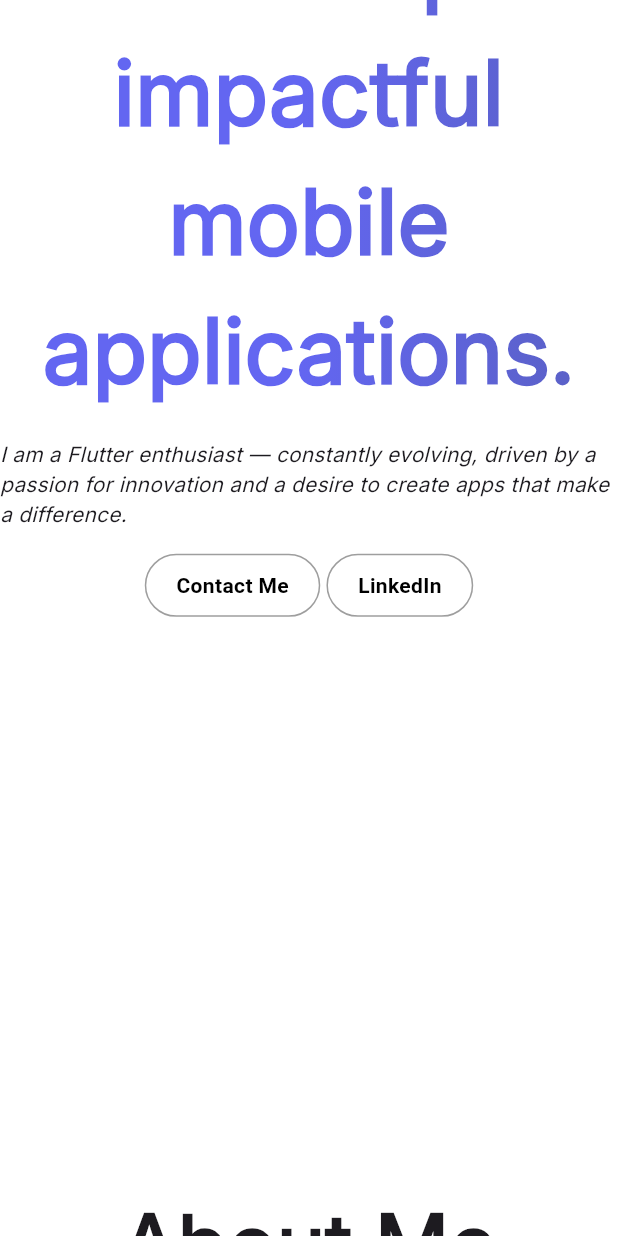
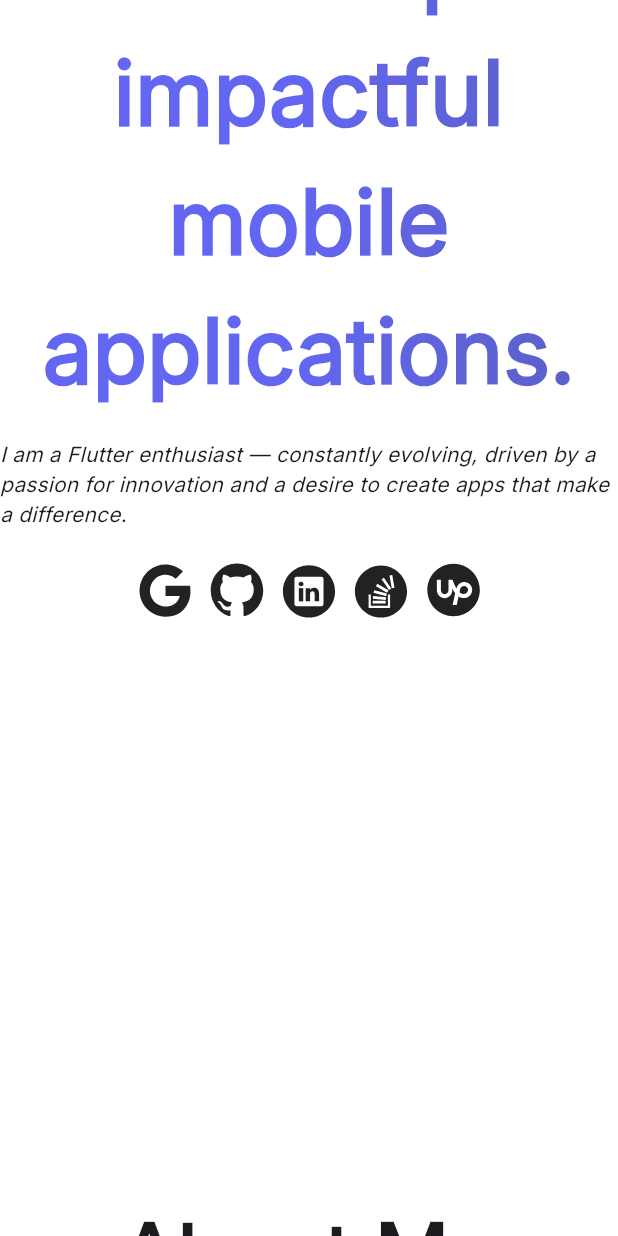
Before and after one commit to wasibhussain/portfolio-website-flutter, a Flutter app: the screen it shows after launch, scrolled down 576 dp, on a phone screen of 412 x 824 dp. Run offline on Flutter 3.47's test engine with Material 3 defaults, Android fonts, the phone set to English and light mode, and no system bars; our stand-ins replace flutter_svg, shared_preferences; network calls fail.

Commit message:
contact me added, code modified

```diff
--- /dev/null
+++ b/lib/dashboard/views/screen/contact_me.dart
@@ -0,0 +1,88 @@
+import 'package:flutter/material.dart';
+import 'package:flutter_svg/flutter_svg.dart';
+import 'package:url_launcher/url_launcher.dart';
+
+class ContactMe extends StatelessWidget {
+  const ContactMe({super.key});
+
+  Widget buildCommonIconButton({
+    required String svgIcon,
+    required String title,
+    required VoidCallback onPressed,
+    double iconHeight = 40.0,
+    double padding = 4.0,
+    required BuildContext context,
+  }) {
+    return IconButton(
+      onPressed: onPressed,
+      padding: EdgeInsets.all(padding),
+      icon: SvgPicture.asset(
+        svgIcon,
+        semanticsLabel: title,
+        height: iconHeight,
+        colorFilter: ColorFilter.mode(
+            Theme.of(context).iconTheme.color!, BlendMode.srcIn),
+      ),
+      tooltip: title,
+    );
+  }
+
+  openUrl(String url) async {
+    if (await canLaunchUrl(Uri.parse(url))) {
+      await launchUrl(Uri.parse(url));
+    } else {
+      throw 'Could not launch $url';
+    }
+  }
+
+  @override
+  Widget build(BuildContext context) {
+    return Column(
+      children: [
+        // const Text(
+        //   "Contact Me",
+        //   style: TextStyle(fontWeight: FontWeight.bold, fontSize: 26, fontFamily: "Inter"),
+        // ),
+        Row(
+          mainAxisAlignment: MainAxisAlignment.center,
+          children: [
+            buildCommonIconButton(
+                svgIcon: "assets/svg/svg_google.svg",
+                title: "Google",
+                onPressed: () {},
+                context: context),
+            buildCommonIconButton(
+                svgIcon: "assets/svg/svg_github.svg",
+                title: "Github",
+                onPressed: () {
+                  openUrl("https://github.com/wasibhussain");
+                },
+                context: context),
+            buildCommonIconButton(
+                svgIcon: "assets/svg/svg_linkedin.svg",
+                title: "LinkedIn",
+                onPressed: () {
+                  openUrl("https://www.linkedin.com/in/wasibhussain/");
+                },
+                context: context),
+            buildCommonIconButton(
+                svgIcon: "assets/svg/svg_stackoverflow.svg",
+                title: "StackOverFlow",
+                onPressed: () {
+                  openUrl("https://www.stackoverflow.com/users/1127220/wasib-hussain");
+                },
+                context: context),
+            buildCommonIconButton(
+                svgIcon: "assets/svg/svg_upwork.svg",
+                title: "Upwork",
+                onPressed: () {
+                  openUrl(
+                      "https://www.upwork.com/freelancers/~01b35d2be346aadbc0?mp_source=share");
+                },
+                context: context),
+          ],
+        )
+      ],
+    );
+  }
+}
--- a/lib/dashboard/views/screen/home.dart
+++ b/lib/dashboard/views/screen/home.dart
@@ -1,6 +1,8 @@
 import 'package:flutter/material.dart';
 import 'package:flutter_svg/flutter_svg.dart';
 import 'package:portfolio_site/core/custom_animated_button.dart';
+import 'package:portfolio_site/dashboard/views/screen/contact_me.dart';
+import 'package:portfolio_site/dashboard/views/screen/featured_projects.dart';
 import 'package:portfolio_site/theme/theme_provider.dart';
 import 'package:provider/provider.dart';
 import 'package:url_launcher/url_launcher.dart';
@@ -146,22 +148,23 @@ class _HomeScreenState extends State<HomeScreen> {
           SizedBox(
             height: mediaQuery.height * 0.02,
           ),
-          Row(
-            mainAxisSize: MainAxisSize.min,
-            children: [
-              AnimatedButton(
-                text: "Contact Me",
-                onTap: () => _linkedin(),
-              ),
-              SizedBox(
-                width: mediaQuery.width * 0.01,
-              ),
-              AnimatedButton(
-                text: "LinkedIn",
-                onTap: () => _linkedin(),
-              ),
-            ],
-          ),
+          const ContactMe(),
+          // Row(
+          //   mainAxisSize: MainAxisSize.min,
+          //   children: [
+          //     AnimatedButton(
+          //       text: "Contact Me",
+          //       onTap: () => _linkedin(),
+          //     ),
+          //     SizedBox(
+          //       width: mediaQuery.width * 0.01,
+          //     ),
+          //     AnimatedButton(
+          //       text: "LinkedIn",
+          //       onTap: () => _linkedin(),
+          //     ),
+          //   ],
+          // ),
           SizedBox(
             height: mediaQuery.height * 0.4,
           ),
@@ -321,154 +324,23 @@ class _HomeScreenState extends State<HomeScreen> {
               fontFamily: "Fira Code"),
         ),
         SizedBox(height: mediaQuery.height * 0.02),
-        Column(
-          children: [
-            buildProjectContainer(
-                provider: provider,
-                imageUrl: "assets/images/hey_smarty.png",
-                mediaQuery: mediaQuery,
-                projectName: "HeySmarty",
-                privicyStatus: "public",
-                description:
-                    "Developed HeySmarty, an AI-powered mobile app for intelligent query responses, featuring speech-to-text, voice-to-voice, dark/light themes, and font resizing. Integrated secure logins with Google, Apple, and custom sign-ins. Enabled chat categorization, local saving, and custom folder creation. Fine-tuned ChatGPT with business data for tailored responses and optimized performance."),
-            SizedBox(height: mediaQuery.height * 0.02),
-            buildProjectContainer(
-                provider: provider,
-                imageUrl: "assets/images/nutriwest.png",
-                mediaQuery: mediaQuery,
-                projectName: "Nutri-west",
-                privicyStatus: "public",
-                description:
-                    "Developed a mobile app for NutriWest with comprehensive features. Users can navigate and search for products by category, ingredient, or health condition. Implemented an intuitive 'Add to Cart' functionality, push notifications, and optimized heavy images for performance. Created an iOS version for consistent cross-platform experience. Deployed on Play Store and Apple Store. "),
-          ],
-        ),
+        const FeaturedProjects(),
         SizedBox(height: mediaQuery.height * 0.3),
-        const Row(
-          mainAxisAlignment: MainAxisAlignment.center,
-          children: [
-            Column(
+        Container(
+            width: mediaQuery.width,
+            height: mediaQuery.height * 0.2,
+            color: provider.isDarkTheme
+                ? Colors.white.withOpacity(0.2)
+                : Colors.black.withOpacity(0.1),
+            child: const Column(
+              mainAxisAlignment: MainAxisAlignment.center,
               children: [
-                Text(
-                  "ACKNOWLEDGMENTS",
-                  style: TextStyle(fontWeight: FontWeight.bold),
-                )
+                Text("Made with ❤ in Flutter", style: TextStyle(fontSize: 20, fontFamily: "Inter", fontWeight: FontWeight.bold),),
+                Text("Designed & Built by Wasib Zameer.", style: TextStyle(fontSize: 16, fontFamily: "Inter", fontWeight: FontWeight.bold),),
               ],
-            )
-          ],
-        )
+            ))
       ]);
     }))));
-  }
-
-  Container buildProjectContainer(
-      {required Size mediaQuery,
-      required String projectName,
-      required ThemeProvider provider,
-      imageUrl,
-      privicyStatus,
-      description}) {
-    return Container(
-      // width: mediaQuery.width * 0.56,
-      decoration: BoxDecoration(
-          border: Border.all(
-              color: provider.isDarkTheme ? Colors.white : Colors.black),
-          color: Colors.black.withOpacity(0.05),
-          borderRadius: const BorderRadius.all(Radius.circular(20))),
-      child: Row(
-        mainAxisSize: MainAxisSize.min,
-        mainAxisAlignment: MainAxisAlignment.spaceEvenly,
-        children: [
-          Padding(
-            padding: const EdgeInsets.symmetric(horizontal: 25, vertical: 25),
-            child: Column(
-              crossAxisAlignment: CrossAxisAlignment.start,
-              children: [
-                Row(
-                  children: [
-                    Text(
-                      projectName,
-                      style: const TextStyle(
-                        fontWeight: FontWeight.w900,
-                        fontFamily: "Inter",
-                        fontSize: 15,
-                      ),
-                    ),
-                    const SizedBox(width: 15),
-                    Container(
-                      padding: const EdgeInsets.symmetric(
-                          vertical: 5, horizontal: 15),
-                      decoration: BoxDecoration(
-                          color: Colors.white,
-                          borderRadius: BorderRadiusDirectional.circular(20)),
-                      child: Row(
-                        children: [
-                          Image.network(
-                            "https://github.githubassets.com/assets/GitHub-Mark-ea2971cee799.png",
-                            width: 20,
-                            height: 20,
-                          ),
-                          const SizedBox(width: 5),
-                          Text(
-                            privicyStatus,
-                            style: const TextStyle(
-                                fontWeight: FontWeight.bold,
-                                color: Colors.black,
-                                fontFamily: "Inter"),
-                          ),
-                        ],
-                      ),
-                    ),
-                  ],
-                ),
-                SizedBox(height: mediaQuery.height * 0.04),
-                SizedBox(
-                  width: mediaQuery.width * 0.3,
-                  child: Text(
-                    description,
-                    style: const TextStyle(fontFamily: "Inter"),
-                  ),
-                ),
-                SizedBox(height: mediaQuery.height * 0.05),
-                Row(
-                  children: [
-                    buildSkillContainer(title: "Flutter"),
-                    SizedBox(width: mediaQuery.width * 0.003),
-                    buildSkillContainer(title: "Dart"),
-                    SizedBox(width: mediaQuery.width * 0.003),
-                    buildSkillContainer(title: "Android"),
-                    SizedBox(width: mediaQuery.width * 0.003),
-                  ],
-                ),
-                SizedBox(height: mediaQuery.height * 0.01),
-                Row(
-                  children: [
-                    buildSkillContainer(title: "iOS"),
-                    SizedBox(width: mediaQuery.width * 0.003),
-                    buildSkillContainer(title: "MySQL"),
-                    SizedBox(width: mediaQuery.width * 0.003),
-                    buildSkillContainer(title: "Design"),
-                    SizedBox(width: mediaQuery.width * 0.003),
-                  ],
-                ),
-                SizedBox(height: mediaQuery.height * 0.02),
-              ],
-            ),
-          ),
-          Padding(
-            padding: const EdgeInsets.only(right: 15.0),
-            child: ClipRRect(
-              borderRadius: BorderRadius.circular(20),
-              child: Image.asset(
-                imageUrl,
-                width: 300,
-                height: 300,
-                fit: BoxFit.cover,
-              ),
-            ),
-          )
-        ],
-      ),
-    );
   }
 
   Container buildSkillContainer({String? title}) {
```
Also changed, not shown: lib/dashboard/views/screen/featured_projects.dart (added, +176 -0 lines), assets/images/SRSO_logo.png (added), assets/images/bag saver.jpg (added), assets/svg/svg_github.svg (added), assets/svg/svg_google.svg (added), assets/svg/svg_linkedin.svg (added), assets/svg/svg_stackoverflow.svg (added), assets/svg/svg_upwork.svg (added).
